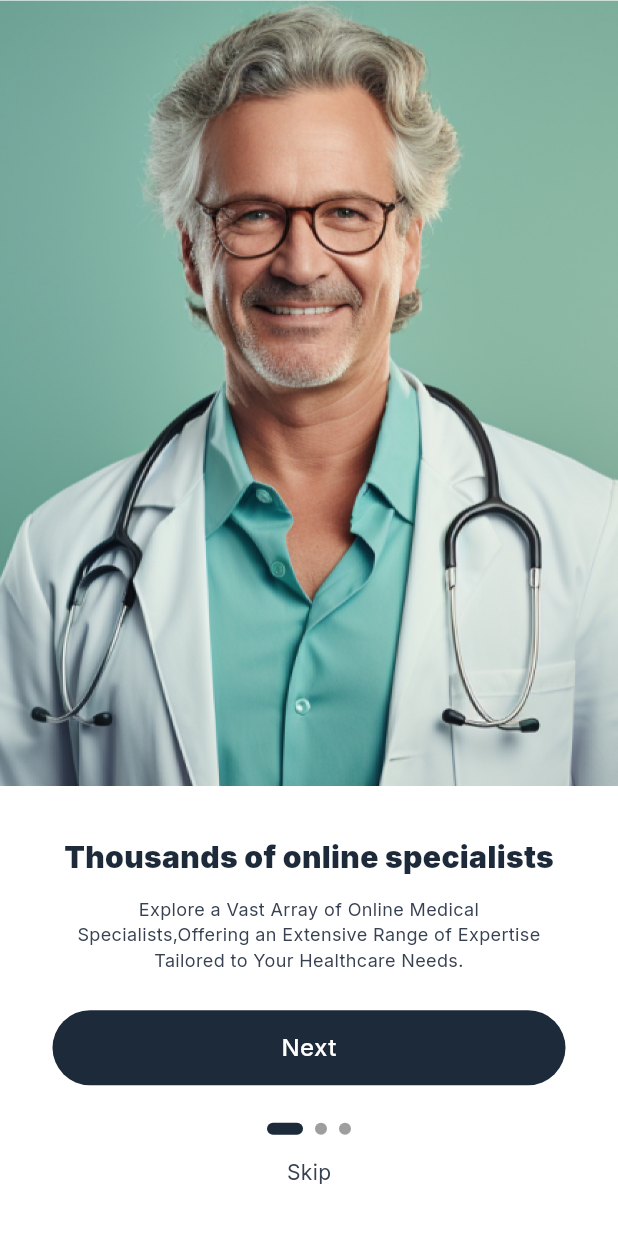
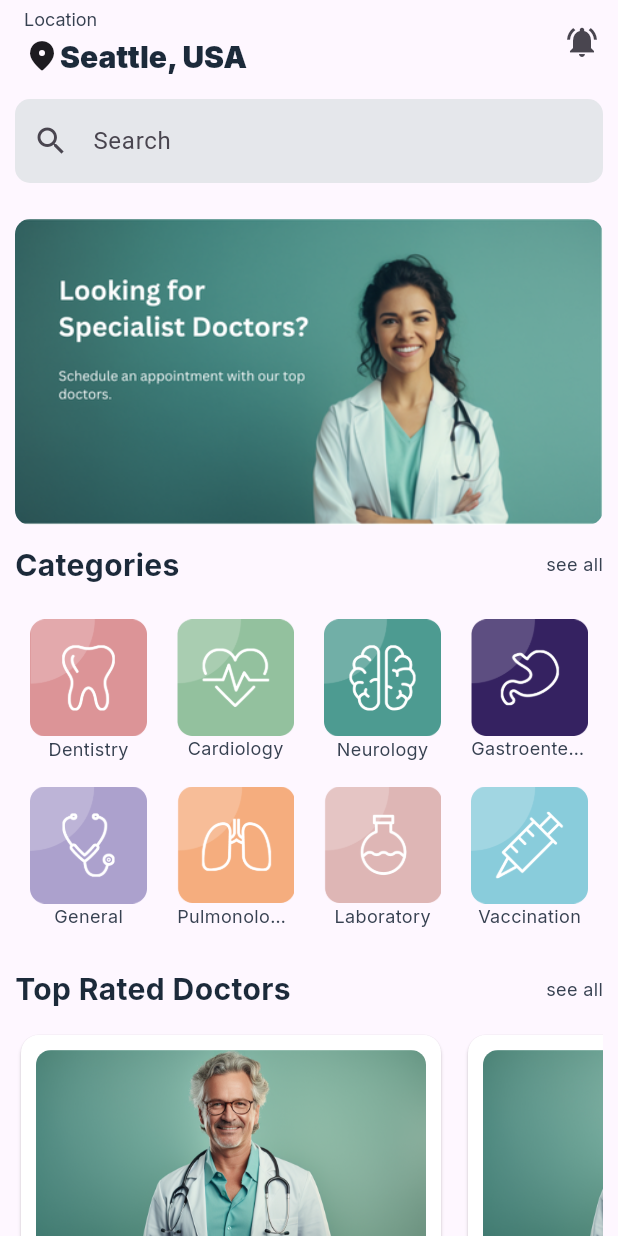
Before and after one commit to adithyanashok/quickCare, a Flutter app: the screen it shows after launch, on a phone screen of 412 x 824 dp. Run offline on Flutter 3.47's test engine with Material 3 defaults, Android fonts, the phone set to English and light mode, and no system bars; drawn by our look-alikes of smooth_page_indicator; our stand-ins replace hexcolor; missing offline and left inert: animated_rating_stars.

Commit message:
home screen done

```diff
--- /dev/null
+++ b/lib/common/screens/home_screens.dart
@@ -0,0 +1,131 @@
+import 'package:flutter/material.dart';
+import 'package:hexcolor/hexcolor.dart';
+import 'package:quick_care/common/styles/styles.dart';
+import 'package:quick_care/common/widgets/category_card.dart';
+import 'package:quick_care/common/widgets/doctor_card.dart';
+import 'package:quick_care/common/widgets/section_title.dart';
+import 'package:quick_care/core/category.dart';
+
+class HomeScreens extends StatelessWidget {
+  const HomeScreens({super.key});
+
+  @override
+  Widget build(BuildContext context) {
+    return Scaffold(
+      appBar: AppBar(
+        title: Column(
+          spacing: 5,
+          crossAxisAlignment: CrossAxisAlignment.start,
+          mainAxisAlignment: MainAxisAlignment.start,
+          children: [
+            Text(
+              "Location",
+              style: AppTextStyle.descriptionStyle,
+            ),
+            Row(
+              crossAxisAlignment: CrossAxisAlignment.start,
+              mainAxisAlignment: MainAxisAlignment.start,
+              children: [
+                Icon(Icons.location_on_rounded),
+                Text(
+                  "Seattle, USA",
+                  style: AppTextStyle.titleStyle,
+                ),
+              ],
+            )
+          ],
+        ),
+        actions: [
+          IconButton(
+            onPressed: () {},
+            icon: Icon(Icons.notifications_active),
+          )
+        ],
+      ),
+      body: SingleChildScrollView(
+        child: Padding(
+          padding: const EdgeInsets.all(10.0),
+          child: Column(
+            spacing: 12,
+            children: [
+              TextFormField(
+                decoration: InputDecoration(
+                  hintText: "Search",
+                  filled: true,
+                  fillColor: HexColor('#E5E7EB'),
+                  border: OutlineInputBorder(
+                    borderSide: BorderSide.none,
+                    borderRadius: BorderRadius.circular(10),
+                  ),
+                  prefixIcon: Icon(Icons.search),
+                ),
+              ),
+              SizedBox(),
+              ClipRRect(
+                borderRadius: BorderRadius.circular(10),
+                child: Image.asset("assets/images/banner.png"),
+              ),
+              SectionTitle(
+                title: "Categories",
+                subtitle: "see all",
+              ),
+              SizedBox(
+                height: 230,
+                child: GridView.builder(
+                  padding: EdgeInsets.all(10),
+                  gridDelegate: SliverGridDelegateWithFixedCrossAxisCount(
+                    crossAxisCount: 4,
+                    crossAxisSpacing: 20,
+                    childAspectRatio: 0.7,
+                  ),
+                  itemCount: categories.length,
+                  itemBuilder: (context, index) {
+                    final cat = categories[index];
+                    return CategoryCard(
+                      category: cat.category,
+                      image: cat.image,
+                    );
+                  },
+                ),
+              ),
+              SectionTitle(
+                title: "Top Rated Doctors",
+                subtitle: "see all",
+              ),
+              SizedBox(
+                height: 320,
+                child: ListView.separated(
+                  scrollDirection: Axis.horizontal,
+                  itemBuilder: (context, index) {
+                    return DoctorCard(
+                      image: "assets/images/doc1.png",
+                    );
+                  },
+                  separatorBuilder: (context, index) => SizedBox(width: 10),
+                  itemCount: 10,
+                ),
+              ),
+              SectionTitle(
+                title: "Dentistry",
+                subtitle: "see all",
+              ),
+              SizedBox(
+                height: 320,
+                child: ListView.separated(
+                  scrollDirection: Axis.horizontal,
+                  itemBuilder: (context, index) {
+                    return DoctorCard(
+                      image: "assets/images/doc2.png",
+                    );
+                  },
+                  separatorBuilder: (context, index) => SizedBox(width: 10),
+                  itemCount: 10,
+                ),
+              )
+            ],
+          ),
+        ),
+      ),
+    );
+  }
+}
--- /dev/null
+++ b/lib/common/widgets/category_card.dart
@@ -0,0 +1,26 @@
+import 'package:flutter/material.dart';
+import 'package:quick_care/common/styles/styles.dart';
+
+class CategoryCard extends StatelessWidget {
+  final String image;
+  final String category;
+  const CategoryCard({
+    super.key,
+    required this.image,
+    required this.category,
+  });
+
+  @override
+  Widget build(BuildContext context) {
+    return Column(
+      children: [
+        Image.asset(image),
+        Text(
+          category,
+          style: AppTextStyle.descriptionStyle,
+          overflow: TextOverflow.ellipsis,
+        ),
+      ],
+    );
+  }
+}
--- /dev/null
+++ b/lib/common/widgets/doctor_card.dart
@@ -0,0 +1,98 @@
+import 'package:animated_rating_stars/animated_rating_stars.dart';
+import 'package:flutter/material.dart';
+import 'package:quick_care/common/styles/styles.dart';
+
+class DoctorCard extends StatelessWidget {
+  final String image;
+  const DoctorCard({
+    super.key,
+    required this.image,
+  });
+
+  @override
+  Widget build(BuildContext context) {
+    return Card(
+      color: Colors.white,
+      child: Container(
+        width: 280,
+        padding: EdgeInsets.all(10),
+        child: Column(
+          spacing: 5,
+          crossAxisAlignment: CrossAxisAlignment.start,
+          children: [
+            ClipRRect(
+              borderRadius: BorderRadius.only(
+                topLeft: Radius.circular(10),
+                topRight: Radius.circular(10),
+              ),
+              child: Image.asset(image),
+            ),
+            Text(
+              "John Doe",
+              style: AppTextStyle.titleStyle.copyWith(
+                color: const Color.fromARGB(255, 66, 66, 66),
+              ),
+            ),
+            Row(
+              mainAxisAlignment: MainAxisAlignment.start,
+              crossAxisAlignment: CrossAxisAlignment.start,
+              children: [
+                Icon(
+                  Icons.location_on_outlined,
+                  color: Colors.grey,
+                ),
+                Text(
+                  "123 Oak Street, CA 98765",
+                  style: AppTextStyle.descriptionStyle.copyWith(fontSize: 14),
+                ),
+              ],
+            ),
+            Row(
+              mainAxisAlignment: MainAxisAlignment.start,
+              children: [
+                Text(
+                  "5.0",
+                  style: AppTextStyle.descriptionStyle.copyWith(
+                    fontWeight: FontWeight.bold,
+                    fontSize: 16,
+                  ),
+                ),
+                AnimatedRatingStars(
+                  readOnly: true,
+                  onChanged: (value) {},
+                  customFilledIcon: Icons.star_rate_rounded,
+                  customHalfFilledIcon: Icons.star_rate_rounded,
+                  customEmptyIcon: Icons.star_border_rounded,
+                  filledColor: Colors.yellow,
+                  starSize: 15,
+                  maxRating: 5,
+                  initialRating: 5,
+                ),
+                Text(
+                  "(55 reviews)",
+                  style: AppTextStyle.descriptionStyle.copyWith(),
+                ),
+              ],
+            ),
+            Divider(),
+            Row(
+              mainAxisAlignment: MainAxisAlignment.start,
+              crossAxisAlignment: CrossAxisAlignment.start,
+              children: [
+                Icon(
+                  Icons.route_outlined,
+                  size: 18,
+                  color: Colors.grey,
+                ),
+                Text(
+                  "2.5 km/40min",
+                  style: AppTextStyle.descriptionStyle.copyWith(fontSize: 14),
+                ),
+              ],
+            )
+          ],
+        ),
+      ),
+    );
+  }
+}
--- /dev/null
+++ b/lib/common/widgets/section_title.dart
@@ -0,0 +1,31 @@
+import 'package:flutter/material.dart';
+import 'package:quick_care/common/styles/styles.dart';
+
+class SectionTitle extends StatelessWidget {
+  final String title;
+  final String subtitle;
+  const SectionTitle({
+    super.key,
+    required this.title,
+    required this.subtitle,
+  });
+
+  @override
+  Widget build(BuildContext context) {
+    return Row(
+      mainAxisAlignment: MainAxisAlignment.spaceBetween,
+      children: [
+        Text(
+          title,
+          style: AppTextStyle.titleStyle.copyWith(
+            fontWeight: FontWeight.bold,
+          ),
+        ),
+        Text(
+          subtitle,
+          style: AppTextStyle.descriptionStyle,
+        )
+      ],
+    );
+  }
+}
--- /dev/null
+++ b/lib/core/category.dart
@@ -0,0 +1,20 @@
+class CategoryModel {
+  String image;
+  String category;
+  CategoryModel({
+    required this.image,
+    required this.category,
+  });
+}
+
+List<CategoryModel> categories = [
+  CategoryModel(image: "assets/images/dentist.png", category: "Dentistry"),
+  CategoryModel(image: "assets/images/cardio.png", category: "Cardiology"),
+  CategoryModel(image: "assets/images/neuro.png", category: "Neurology"),
+  CategoryModel(
+      image: "assets/images/gastro.png", category: "Gastroenterologist"),
+  CategoryModel(image: "assets/images/general.png", category: "General"),
+  CategoryModel(image: "assets/images/pul.png", category: "Pulmonologist"),
+  CategoryModel(image: "assets/images/lab.png", category: "Laboratory"),
+  CategoryModel(image: "assets/images/vac.png", category: "Vaccination"),
+];
--- a/lib/features/auth/presentation/screens/signin_screen.dart
+++ b/lib/features/auth/presentation/screens/signin_screen.dart
@@ -13,11 +13,13 @@ class SigninScreen extends StatelessWidget {
   Widget build(BuildContext context) {
     return Scaffold(
       body: SafeArea(
+        child: SingleChildScrollView(
           child: Column(
             spacing: 20,
             crossAxisAlignment: CrossAxisAlignment.center,
             mainAxisAlignment: MainAxisAlignment.center,
             children: [
+              SizedBox(height: 10),
               Header(
                 message: "Hi, Welcome back",
               ),
@@ -76,6 +78,7 @@ class SigninScreen extends StatelessWidget {
             ],
           ),
         ),
+      ),
     );
   }
 }
--- a/lib/features/auth/presentation/screens/signup_screen.dart
+++ b/lib/features/auth/presentation/screens/signup_screen.dart
@@ -13,11 +13,13 @@ class SignupScreen extends StatelessWidget {
   Widget build(BuildContext context) {
     return Scaffold(
       body: SafeArea(
+        child: SingleChildScrollView(
           child: Column(
             spacing: 20,
             crossAxisAlignment: CrossAxisAlignment.center,
             mainAxisAlignment: MainAxisAlignment.center,
             children: [
+              SizedBox(height: 10),
               Header(
                 message: "Create Account",
               ),
@@ -71,6 +73,7 @@ class SignupScreen extends StatelessWidget {
             ],
           ),
         ),
+      ),
     );
   }
 }
--- a/lib/features/create_account/presentation/screens/create_account_screen.dart
+++ b/lib/features/create_account/presentation/screens/create_account_screen.dart
@@ -19,7 +19,8 @@ class CreateAccountScreen extends StatelessWidget {
           style: AppTextStyle.titleStyle,
         ),
       ),
-      body: Column(
+      body: SingleChildScrollView(
+        child: Column(
           crossAxisAlignment: CrossAxisAlignment.center,
           spacing: 10,
           children: [
@@ -66,6 +67,7 @@ class CreateAccountScreen extends StatelessWidget {
             )
           ],
         ),
+      ),
     );
   }
 }
--- a/lib/main.dart
+++ b/lib/main.dart
@@ -1,5 +1,5 @@
 import 'package:flutter/material.dart';
-import 'package:quick_care/common/screens/splash_screen.dart';
+import 'package:quick_care/common/screens/home_screens.dart';
 
 void main() {
   runApp(const MyApp());
@@ -17,7 +17,7 @@ class MyApp extends StatelessWidget {
       theme: ThemeData(
         useMaterial3: true,
       ),
-      home: SplashScreen(),
+      home: HomeScreens(),
     );
   }
 }
```
Also changed, not shown: pubspec.yaml (+2 -6 lines), assets/images/banner.png (added), assets/images/cardio.png (added), assets/images/dentist.png (added), assets/images/gastro.png (added), assets/images/general.png (added), assets/images/lab.png (added), assets/images/neuro.png (added), assets/images/pul.png (added), assets/images/vac.png (added), pubspec.lock, 5 other files. Lines whose indentation alone changed are shown as unchanged.
